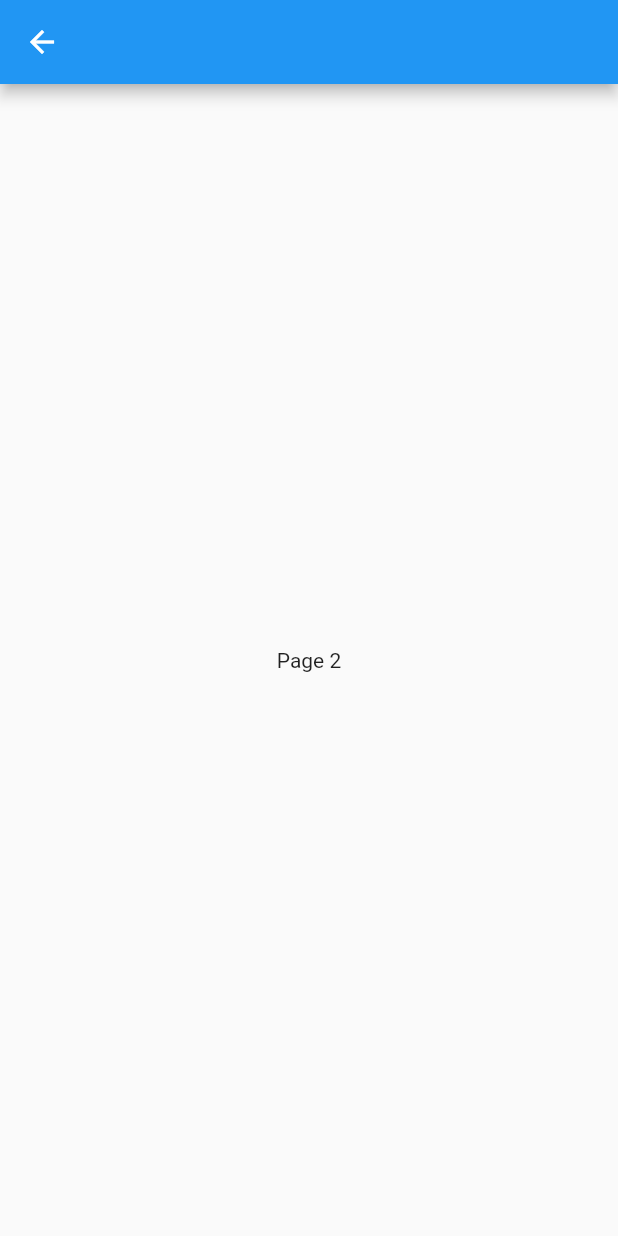
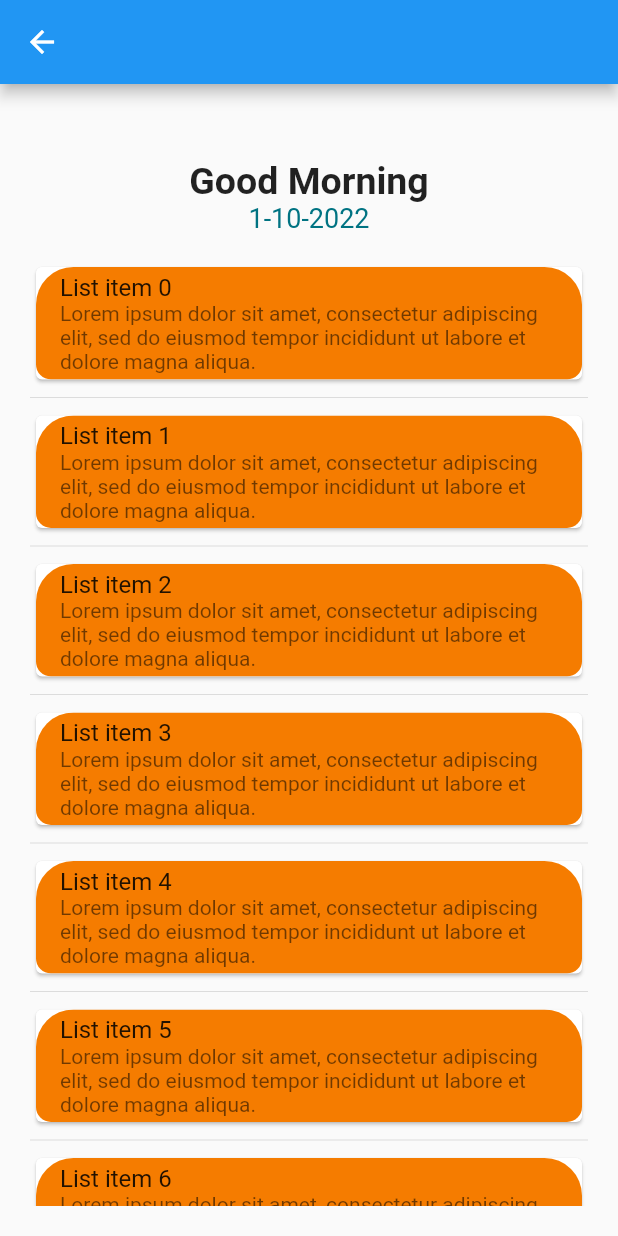
Before and after one commit to jeremychow99/google-ignite-project, a Flutter app: the screen it shows after launch, after a tap on the "expand less" icon, on a phone screen of 412 x 824 dp. Run offline on Flutter 3.47's test engine with Material 2 defaults, Android fonts, the phone set to English and light mode, and no system bars; our stand-ins replace percent_indicator.

Commit message:
dailytasks.dart + gameenvironment merge test

```diff
--- a/draftapp/lib/screens/dailytasks.dart
+++ b/draftapp/lib/screens/dailytasks.dart
@@ -1,17 +1,98 @@
 import 'package:flutter/material.dart';
 
-//TODO FOR JEREMY'S PORTION, SEPARATE INTO SEPARATE DART FILE CAN CALL CLASS FROM THERE
-//TODO SAME FOR NAV BAR ROUTING
-class Page2 extends StatelessWidget {
-  const Page2({super.key});
+class DailyTasks extends StatelessWidget {
+  const DailyTasks({super.key});
 
   @override
   Widget build(BuildContext context) {
     return Scaffold(
       appBar: AppBar(),
-      body: const Center(
-        child: Text('Page 2'),
+      body: Padding(
+        padding: const EdgeInsets.all(20),
+        child: Column(
+          children: <Widget>[CurDateTime(), Expanded(child: toDoWidget())],
+        ),
       ),
     );
   }
 }
+
+class toDoWidget extends StatefulWidget {
+  const toDoWidget({super.key});
+
+  @override
+  State<toDoWidget> createState() => _MyWidgetState();
+}
+
+final List<int> _list = List.generate(10, (i) => i);
+final List<bool> _selected = List.generate(10, (i) => false);
+
+class _MyWidgetState extends State<toDoWidget> {
+  @override
+  Widget build(BuildContext context) {
+    return ListView.separated(
+        separatorBuilder: (BuildContext context, int index) => const Divider(),
+        itemCount: _list.length,
+        itemBuilder: (BuildContext context, int index) {
+          return Card(
+              child: ListTile(
+                  shape: RoundedRectangleBorder(
+                      borderRadius: BorderRadius.only(
+                          topLeft: Radius.circular(25),
+                          topRight: Radius.circular(25),
+                          bottomRight: Radius.circular(10),
+                          bottomLeft: Radius.circular(10))),
+                  subtitle: const Text(
+                      'Lorem ipsum dolor sit amet, consectetur adipiscing elit, sed do eiusmod tempor incididunt ut labore et dolore magna aliqua.'),
+                  tileColor:
+                  _selected[index] ? Colors.green[900] : Colors.orange[700],
+                  onTap: () =>
+                      setState(() => _selected[index] = !_selected[index]),
+                  title: Text("List item $index")));
+        });
+  }
+}
+
+class CurDateTime extends StatelessWidget {
+  @override
+  Widget build(BuildContext context) {
+    return Padding(
+      padding: const EdgeInsets.only(top: 30, bottom: 18),
+      child: Column(
+        mainAxisAlignment: MainAxisAlignment.center,
+        children: [
+          Text(
+            greetingMessage(),
+            style: TextStyle(fontSize: 25, fontWeight: FontWeight.bold),
+          ),
+          Text(getCurrentDate(),
+              style: TextStyle(
+                  fontSize: 18, color: Color.fromARGB(255, 0, 115, 130)))
+        ],
+      ),
+    );
+  }
+
+  String greetingMessage() {
+    var timeNow = DateTime.now().hour;
+
+    if (timeNow <= 11.59) {
+      return 'Good Morning';
+    } else if (timeNow > 12 && timeNow <= 16) {
+      return 'Good Afternoon';
+    } else if (timeNow > 16 && timeNow < 20) {
+      return 'Good Evening';
+    } else {
+      return 'Good Night';
+    }
+  }
+
+  String getCurrentDate() {
+    var date = DateTime.now().toString();
+
+    var dateParse = DateTime.parse(date);
+
+    var formattedDate = "${dateParse.day}-${dateParse.month}-${dateParse.year}";
+    return formattedDate.toString();
+  }
+}
--- a/draftapp/lib/screens/game_environment.dart
+++ b/draftapp/lib/screens/game_environment.dart
@@ -105,7 +105,7 @@ Widget buildMenuItems(BuildContext context) => Container(
         leading: const Icon(Icons.checklist_rounded),
         title: const Text("Daily Tasks"),
         // TODO ROUTE TO JEREMY'S TODO LIST
-        onTap: () {Navigator.of(context).push(MaterialPageRoute(builder: (context) => const Page2()));},
+        onTap: () {Navigator.of(context).push(MaterialPageRoute(builder: (context) => const DailyTasks()));},
       ),
       const Divider(color: Colors.black54,),
       const ListTile(
@@ -377,7 +377,7 @@ class _Body extends StatelessWidget {
 
 Route _todoListRoute() {
   return PageRouteBuilder(
-    pageBuilder: (context, animation, secondaryAnimation) => const Page2(),
+    pageBuilder: (context, animation, secondaryAnimation) => const DailyTasks(),
     transitionsBuilder: (context, animation, secondaryAnimation, child) {
       const begin = Offset(0.0, 1.0);
       const end = Offset.zero;
```
